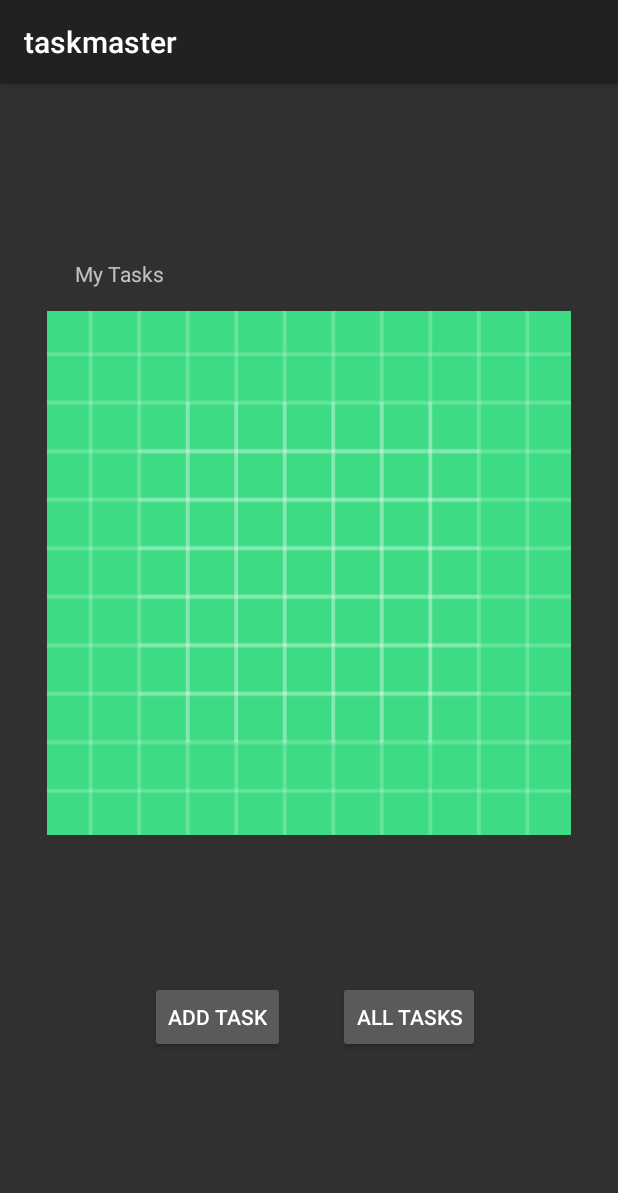
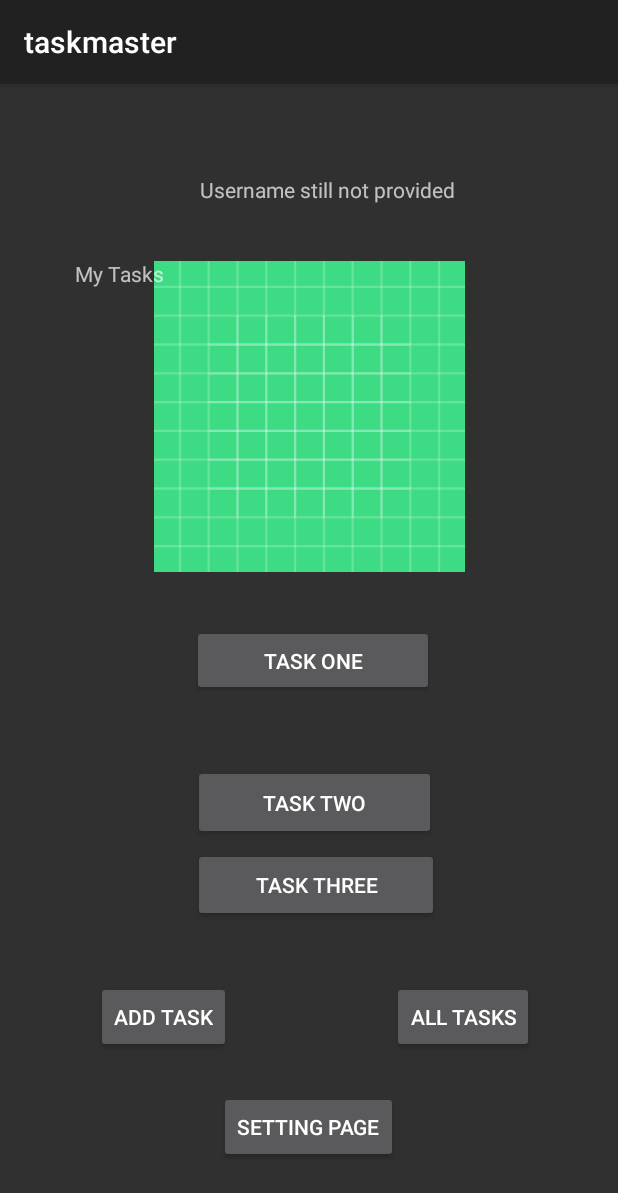
Before and after one commit to muhmadJaradat/taskmaster, an Android app: the screen it shows after launch (MainActivity), on a phone screen of 412 x 824 dp. Shown: the top 1193 px of the screen. Run offline under Robolectric (Android 15) with nearby library versions, the phone set to English and light mode, and no system bars.

Commit message:
adding lab27

```diff
--- a/app/src/main/java/com/example/taskmaster/MainActivity.java
+++ b/app/src/main/java/com/example/taskmaster/MainActivity.java
@@ -3,9 +3,12 @@ package com.example.taskmaster;
 import androidx.appcompat.app.AppCompatActivity;
 
 import android.content.Intent;
+import android.content.SharedPreferences;
 import android.os.Bundle;
+import android.preference.PreferenceManager;
 import android.view.View;
 import android.widget.Button;
+import android.widget.TextView;
 
 
 public class MainActivity extends AppCompatActivity {
@@ -15,34 +18,47 @@ public class MainActivity extends AppCompatActivity {
         super.onCreate(savedInstanceState);
         setContentView(R.layout.activity_main);
 
-        Button addTask = findViewById(R.id.button1);
+        Button addTask = findViewById(R.id.add_task);
 
         addTask.setOnClickListener(new View.OnClickListener(){
             @Override
             public void onClick(View v){
-                addTasks();
+                Intent intent = new Intent(MainActivity.this, AddTask.class);
+                startActivity(intent);
             }
         });
 
 
-        Button allTasks = findViewById(R.id.button2);
+        Button allTasks = findViewById(R.id.all_tasks);
 
         allTasks.setOnClickListener(new View.OnClickListener(){
             @Override
             public void onClick(View v){
-                viewAllTasks();
-            };
+                Intent intent = new Intent(MainActivity.this, AllTasks.class);
+                startActivity(intent);            };
         });
+        TextView userViewName = findViewById(R.id.shared_user_name);
+        SharedPreferences sp = PreferenceManager.getDefaultSharedPreferences(getApplicationContext());
+        String name = sp.getString("name","Username still not provided");
+        userViewName.setText(name);
+
 
     }
 
-    protected void addTasks(){
-        Intent intent = new Intent(this, AddTask.class);
-        startActivity(intent);
+    public void TaskDetailRedirect(View view) {
+        Intent taskDetailIntent = new Intent(this, TaskDetail.class);
+        Button button =(Button)view;
+        String title = button.getText().toString();
+        taskDetailIntent.putExtra("title",title);
+        startActivity(taskDetailIntent);
     }
 
-    protected void viewAllTasks(){
-        Intent intent = new Intent(this, AllTasks.class);
-        startActivity(intent);
-    };
+
+    public void goToSettingPage(View view) {
+        Intent settingIntent = new Intent(this,SettingsPage.class);
+        startActivity(settingIntent);
+    }
+
+
+
 }
--- a/app/src/main/res/layout/activity_main.xml
+++ b/app/src/main/res/layout/activity_main.xml
@@ -19,18 +19,19 @@
 
     <ImageView
         android:id="@+id/imageView2"
-        android:layout_width="349dp"
-        android:layout_height="398dp"
+        android:layout_width="350dp"
+        android:layout_height="207dp"
         app:layout_constraintBottom_toBottomOf="parent"
         app:layout_constraintEnd_toEndOf="parent"
         app:layout_constraintStart_toStartOf="parent"
         app:layout_constraintTop_toTopOf="parent"
-        app:layout_constraintVertical_bias="0.342"
+        app:layout_constraintVertical_bias="0.21"
         app:srcCompat="@drawable/ic_launcher_background"
         tools:ignore="MissingConstraints,VectorDrawableCompat" />
 
+
     <Button
-        android:id="@+id/button1"
+        android:id="@+id/add_task"
         android:layout_width="wrap_content"
         android:layout_height="wrap_content"
         android:layout_marginStart="64dp"
@@ -46,7 +47,7 @@
         tools:ignore="MissingConstraints" />
 
     <Button
-        android:id="@+id/button2"
+        android:id="@+id/all_tasks"
         android:layout_width="wrap_content"
         android:layout_height="wrap_content"
         android:layout_marginEnd="56dp"
@@ -72,4 +73,66 @@
         app:layout_constraintHorizontal_bias="0.142"
         app:layout_constraintStart_toStartOf="parent" />
 
+    <Button
+        android:id="@+id/taskOne"
+        android:layout_width="161dp"
+        android:layout_height="47dp"
+        android:onClick="TaskDetailRedirect"
+        android:text="task one"
+        app:layout_constraintBottom_toBottomOf="parent"
+        app:layout_constraintEnd_toEndOf="parent"
+        app:layout_constraintHorizontal_bias="0.511"
+        app:layout_constraintStart_toStartOf="parent"
+        app:layout_constraintTop_toTopOf="parent" />
+
+    <Button
+        android:id="@+id/taskTwo"
+        android:layout_width="162dp"
+        android:layout_height="50dp"
+        android:layout_marginBottom="264dp"
+        android:onClick="TaskDetailRedirect"
+        android:text="Task Two"
+        app:layout_constraintBottom_toBottomOf="parent"
+        app:layout_constraintEnd_toEndOf="parent"
+        app:layout_constraintHorizontal_bias="0.514"
+        app:layout_constraintStart_toStartOf="parent" />
+
+    <Button
+        android:id="@+id/taskThree"
+        android:layout_width="164dp"
+        android:layout_height="49dp"
+        android:onClick="TaskDetailRedirect"
+        android:text="Task Three"
+        app:layout_constraintBottom_toBottomOf="parent"
+        app:layout_constraintEnd_toEndOf="parent"
+        app:layout_constraintHorizontal_bias="0.518"
+        app:layout_constraintStart_toStartOf="parent"
+        app:layout_constraintTop_toTopOf="parent"
+        app:layout_constraintVertical_bias="0.709" />
+
+    <Button
+        android:layout_width="wrap_content"
+        android:layout_height="wrap_content"
+        android:layout_marginBottom="28dp"
+        android:onClick="goToSettingPage"
+        android:text="Setting Page"
+        app:layout_constraintBottom_toBottomOf="parent"
+        app:layout_constraintEnd_toEndOf="parent"
+        app:layout_constraintHorizontal_bias="0.498"
+        app:layout_constraintStart_toStartOf="parent"
+        app:layout_constraintTop_toBottomOf="@+id/taskThree"
+        app:layout_constraintVertical_bias="0.844" />
+
+    <TextView
+        android:id="@+id/shared_user_name"
+        android:layout_width="wrap_content"
+        android:layout_height="wrap_content"
+        android:text="display username"
+        app:layout_constraintBottom_toBottomOf="parent"
+        app:layout_constraintEnd_toEndOf="parent"
+        app:layout_constraintHorizontal_bias="0.551"
+        app:layout_constraintStart_toStartOf="parent"
+        app:layout_constraintTop_toTopOf="parent"
+        app:layout_constraintVertical_bias="0.081" />
+
 </androidx.constraintlayout.widget.ConstraintLayout>
```
Also changed, not shown: app/src/main/AndroidManifest.xml (+7 -1 lines), app/src/main/java/com/example/taskmaster/SettingsPage.java (added, +40 -0 lines), app/src/main/java/com/example/taskmaster/TaskDetail.java (added, +19 -0 lines), app/src/main/res/layout/activity_settings_page.xml (added, +40 -0 lines), app/src/main/res/layout/activity_task_detail.xml (added, +32 -0 lines), 3 other files.
